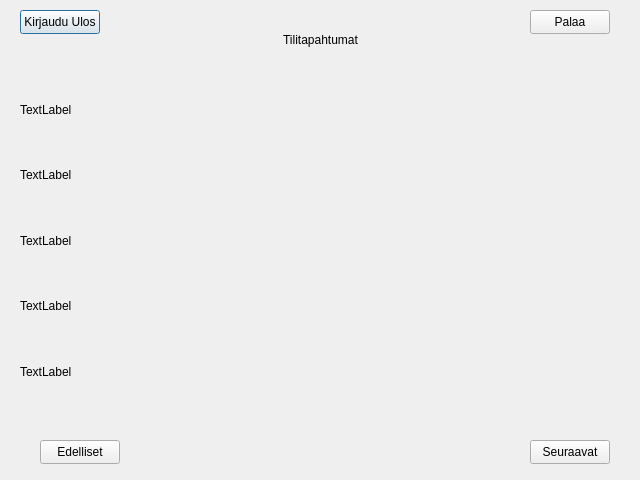
slmksav/Qt6-ATM-app, file frontend/transactionswindow.ui: the form before one commit.
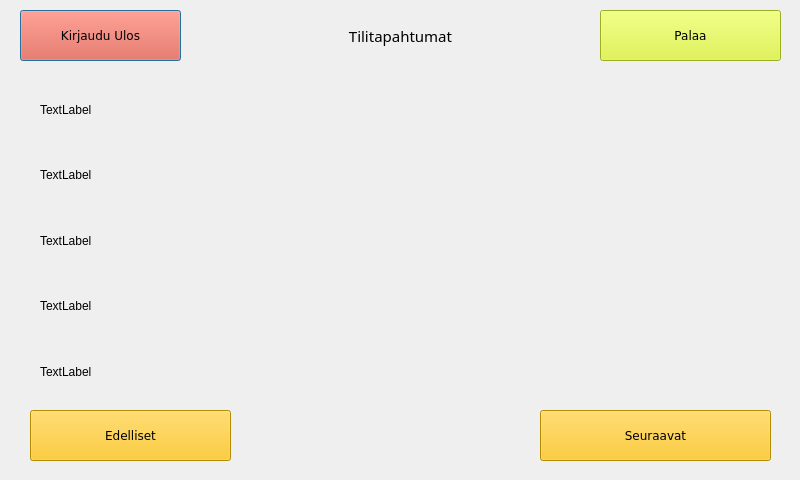
The form after the commit. Icons and pictures are not drawn.

The edit to the form file:
```diff
--- a/frontend/transactionswindow.ui
+++ b/frontend/transactionswindow.ui
@@ -9,10 +9,22 @@
    <rect>
     <x>0</x>
     <y>0</y>
-    <width>640</width>
+    <width>800</width>
     <height>480</height>
    </rect>
   </property>
+  <property name="minimumSize">
+   <size>
+    <width>800</width>
+    <height>480</height>
+   </size>
+  </property>
+  <property name="maximumSize">
+   <size>
+    <width>800</width>
+    <height>480</height>
+   </size>
+  </property>
   <property name="windowTitle">
    <string>Dialog</string>
   </property>
@@ -21,10 +33,19 @@
     <rect>
      <x>20</x>
      <y>10</y>
-     <width>80</width>
-     <height>24</height>
+     <width>161</width>
+     <height>51</height>
     </rect>
    </property>
+   <property name="font">
+    <font>
+     <family>Verdana</family>
+    </font>
+   </property>
+   <property name="styleSheet">
+    <string notr="true">background-color: rgb(255, 71, 39);
+</string>
+   </property>
    <property name="text">
     <string>Kirjaudu Ulos</string>
    </property>
@@ -32,12 +53,21 @@
   <widget class="QPushButton" name="buttonReturn">
    <property name="geometry">
     <rect>
-     <x>530</x>
+     <x>600</x>
      <y>10</y>
-     <width>80</width>
-     <height>24</height>
+     <width>181</width>
+     <height>51</height>
     </rect>
    </property>
+   <property name="font">
+    <font>
+     <family>Verdana</family>
+    </font>
+   </property>
+   <property name="styleSheet">
+    <string notr="true">
+background-color: rgb(217, 243, 46);</string>
+   </property>
    <property name="text">
     <string>Palaa</string>
    </property>
@@ -45,12 +75,20 @@
   <widget class="QPushButton" name="buttonPrevious">
    <property name="geometry">
     <rect>
-     <x>40</x>
-     <y>440</y>
-     <width>80</width>
-     <height>24</height>
+     <x>30</x>
+     <y>410</y>
+     <width>201</width>
+     <height>51</height>
     </rect>
    </property>
+   <property name="font">
+    <font>
+     <family>Verdana</family>
+    </font>
+   </property>
+   <property name="styleSheet">
+    <string notr="true">background-color: rgb(254, 195, 5);</string>
+   </property>
    <property name="text">
     <string>Edelliset</string>
    </property>
@@ -58,12 +96,20 @@
   <widget class="QPushButton" name="buttonNext">
    <property name="geometry">
     <rect>
-     <x>530</x>
-     <y>440</y>
-     <width>80</width>
-     <height>24</height>
+     <x>540</x>
+     <y>410</y>
+     <width>231</width>
+     <height>51</height>
     </rect>
    </property>
+   <property name="font">
+    <font>
+     <family>Verdana</family>
+    </font>
+   </property>
+   <property name="styleSheet">
+    <string notr="true">background-color: rgb(254, 195, 5);</string>
+   </property>
    <property name="text">
     <string>Seuraavat</string>
    </property>
@@ -71,18 +117,18 @@
   <widget class="QWidget" name="layoutWrapper" native="true">
    <property name="geometry">
     <rect>
-     <x>0</x>
+     <x>30</x>
      <y>40</y>
-     <width>641</width>
-     <height>401</height>
+     <width>741</width>
+     <height>381</height>
     </rect>
    </property>
    <widget class="QWidget" name="verticalLayoutWidget">
     <property name="geometry">
      <rect>
-      <x>20</x>
+      <x>10</x>
       <y>40</y>
-      <width>601</width>
+      <width>721</width>
       <height>321</height>
      </rect>
     </property>
@@ -128,12 +174,18 @@
   <widget class="QLabel" name="labelInfo">
    <property name="geometry">
     <rect>
-     <x>0</x>
-     <y>30</y>
-     <width>641</width>
-     <height>20</height>
+     <x>300</x>
+     <y>10</y>
+     <width>201</width>
+     <height>51</height>
     </rect>
    </property>
+   <property name="font">
+    <font>
+     <family>Verdana Pro Semibold</family>
+     <pointsize>11</pointsize>
+    </font>
+   </property>
    <property name="text">
     <string>Tilitapahtumat</string>
    </property>
@@ -141,6 +193,31 @@
     <set>Qt::AlignCenter</set>
    </property>
   </widget>
+  <widget class="QWidget" name="widget" native="true">
+   <property name="geometry">
+    <rect>
+     <x>0</x>
+     <y>0</y>
+     <width>801</width>
+     <height>481</height>
+    </rect>
+   </property>
+   <property name="styleSheet">
+    <string notr="true">
+    background-image: url(:/exeimgs/blueblue.png);
+    background-repeat: no-repeat;
+    background-position: center;
+
+</string>
+   </property>
+  </widget>
+  <zorder>widget</zorder>
+  <zorder>buttonLogout</zorder>
+  <zorder>buttonReturn</zorder>
+  <zorder>buttonPrevious</zorder>
+  <zorder>buttonNext</zorder>
+  <zorder>layoutWrapper</zorder>
+  <zorder>labelInfo</zorder>
  </widget>
  <resources/>
  <connections/>
```
